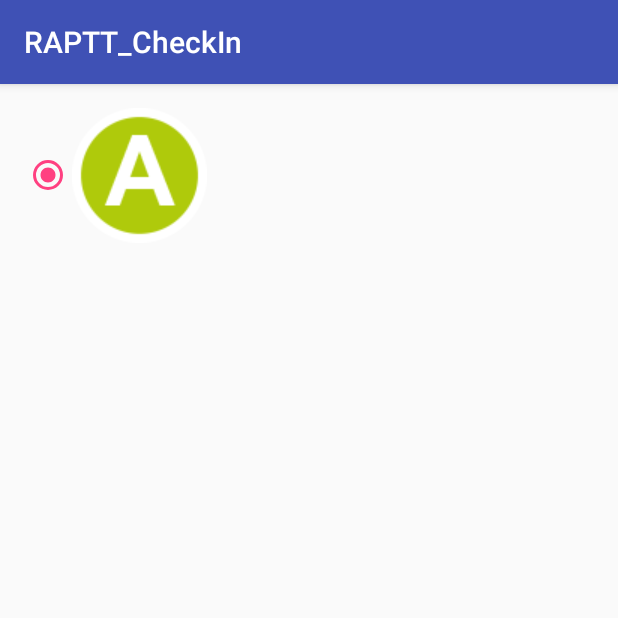
After one commit to remidebette/RAPTT_CheckIn, an Android app: the CalendarActivity screen opened directly, with no data from a screen before it, on a phone screen of 412 x 824 dp, the top half of it. The commit adds this screen. Run offline under Robolectric (Android 15) with nearby library versions, the phone set to English and light mode, and no system bars.

```diff
--- /dev/null
+++ b/app/src/main/java/com/raptt/debette/raptt_checkin/CalendarActivity.java
@@ -0,0 +1,13 @@
+package com.raptt.debette.raptt_checkin;
+
+import android.os.Bundle;
+import android.support.v7.app.AppCompatActivity;
+
+public class CalendarActivity extends AppCompatActivity {
+
+    @Override
+    protected void onCreate(Bundle savedInstanceState) {
+        super.onCreate(savedInstanceState);
+        setContentView(R.layout.activity_calendar);
+    }
+}
--- /dev/null
+++ b/app/src/main/res/layout/activity_calendar.xml
@@ -0,0 +1,19 @@
+<?xml version="1.0" encoding="utf-8"?>
+<RelativeLayout xmlns:android="http://schemas.android.com/apk/res/android"
+    xmlns:tools="http://schemas.android.com/tools"
+    android:layout_width="match_parent"
+    android:layout_height="match_parent"
+    android:paddingBottom="@dimen/activity_vertical_margin"
+    android:paddingLeft="@dimen/activity_horizontal_margin"
+    android:paddingRight="@dimen/activity_horizontal_margin"
+    android:paddingTop="@dimen/activity_vertical_margin"
+    tools:context="com.raptt.debette.raptt_checkin.CalendarActivity">
+
+    <RadioButton
+        android:drawableRight="@drawable/ic_line_a"
+        android:layout_width="wrap_content"
+        android:layout_height="wrap_content"
+        android:checked="true"
+        android:text=""
+        android:id="@+id/radio0" />
+</RelativeLayout>
```
Also changed, not shown: app/src/main/AndroidManifest.xml (+4 -4 lines), app/src/main/res/layout/activity_main.xml (+12 -1 lines).
